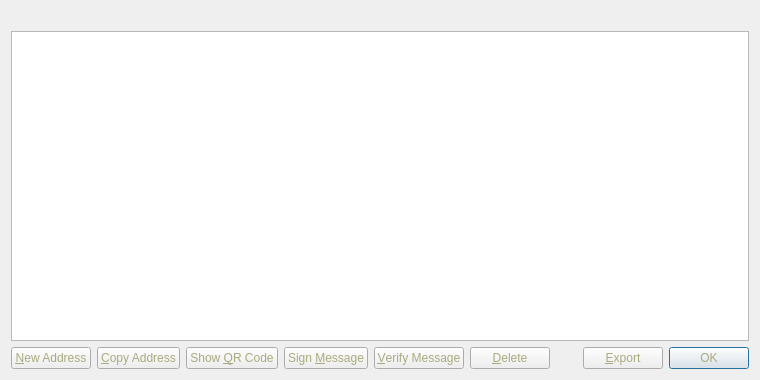
Before: the Qt Designer form src/qt/forms/addressbookpage.ui in SpartanCoin-SPN-Reborn/SpartanCoin-SPN-Reborn-2019-master, drawn with Qt 5.
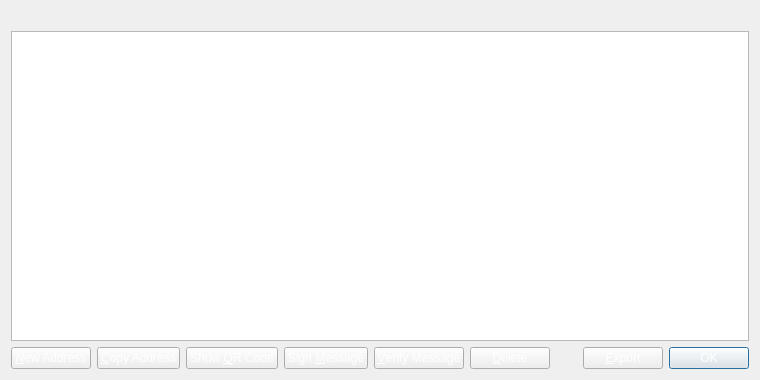
After: the same form once the commit is applied. Icons and pictures are not drawn.

The edit to the form file:
```diff
--- a/src/qt/forms/addressbookpage.ui
+++ b/src/qt/forms/addressbookpage.ui
@@ -15,8 +15,7 @@
   </property>
   <property name="styleSheet">
    <string notr="true">background-image: url(:/images/bkg2);
-color: rgb(255, 249, 178);
-color: rgb(170, 170, 127);</string>
+color: rgb(255, 255, 255);</string>
   </property>
   <layout class="QVBoxLayout" name="verticalLayout">
    <item>
```
